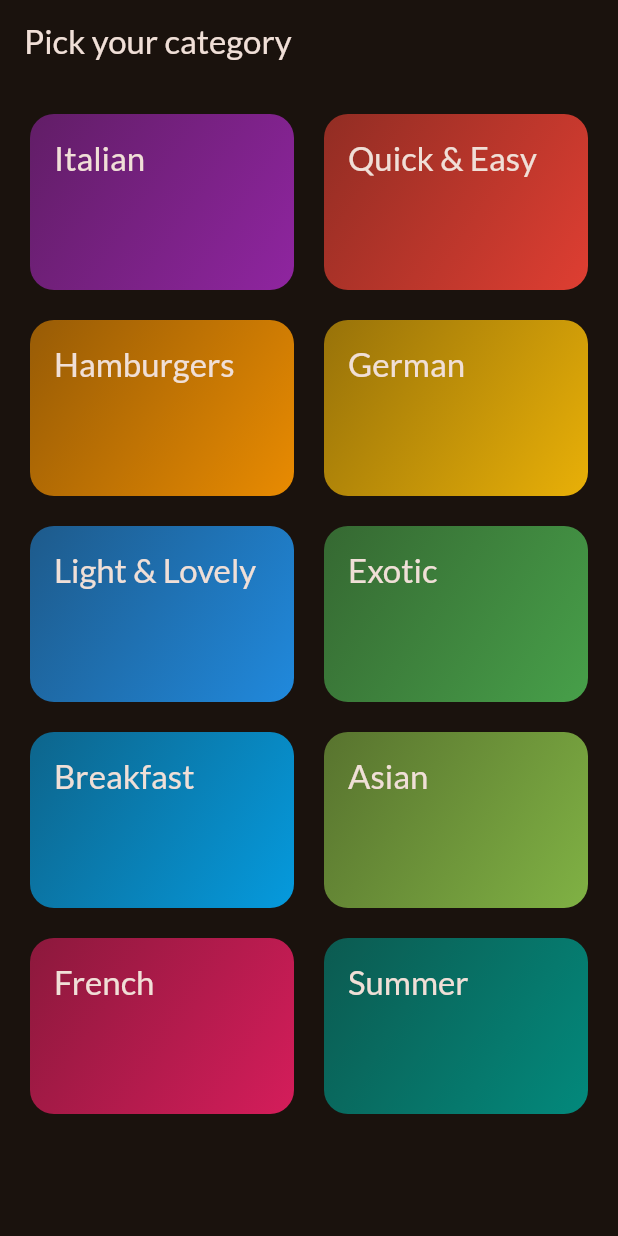
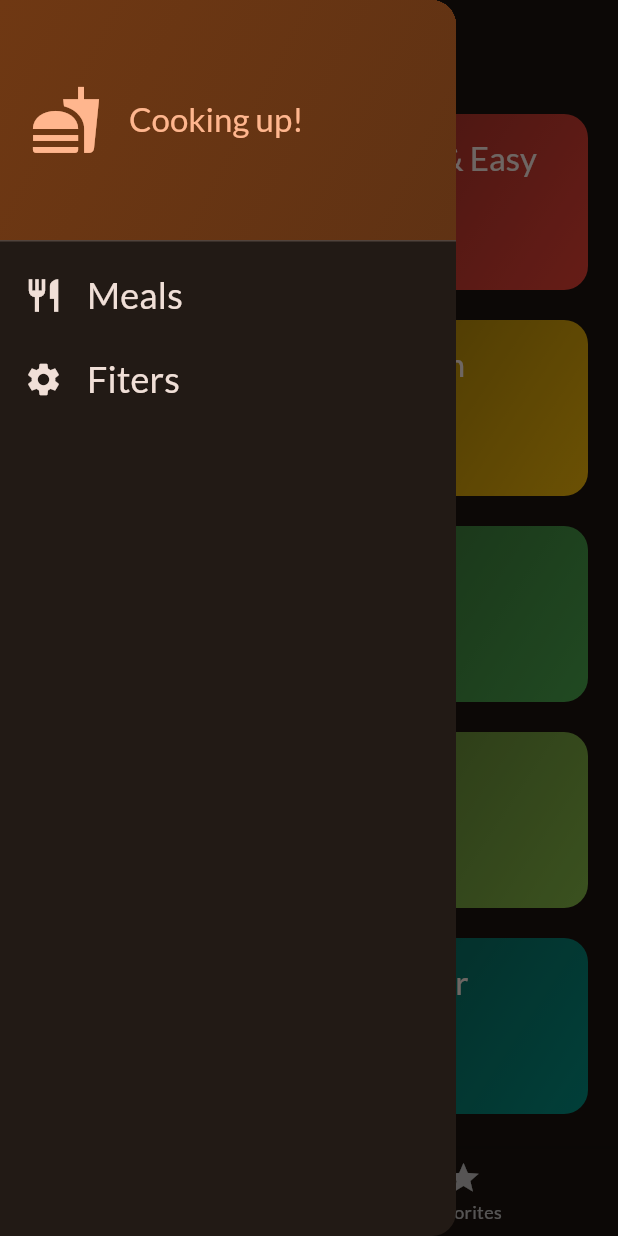
Before and after one commit to rutvikgajjardev/meals_app, a Flutter app: the screen it shows after launch, with the side drawer open (before the commit the screen has no drawer), on a phone screen of 412 x 824 dp. Run offline on Flutter 3.47's test engine with Material 2 defaults, Android fonts, the phone set to English and light mode, and no system bars; our stand-ins replace google_fonts, transparent_image.

Commit message:
new files added...

```diff
--- a/lib/main.dart
+++ b/lib/main.dart
@@ -1,5 +1,6 @@
 import 'package:flutter/material.dart';
 import 'package:google_fonts/google_fonts.dart';
+import 'package:meals_app/models/tabs.dart';
 import 'package:meals_app/screens/categories.dart';
 
 final theme = ThemeData(
@@ -22,7 +23,7 @@ class App extends StatelessWidget {
   Widget build(BuildContext context) {
     return MaterialApp(
       theme: theme,
-      home: const CategoriesScreen(),
+      home: const TabsScreen(),
     );
   }
 }
--- /dev/null
+++ b/lib/models/tabs.dart
@@ -0,0 +1,127 @@
+import 'package:flutter/material.dart';
+import 'package:meals_app/data/dummy_data.dart';
+import 'package:meals_app/models/meal.dart';
+import 'package:meals_app/screens/categories.dart';
+import 'package:meals_app/screens/filters.dart';
+import 'package:meals_app/screens/meals.dart';
+import 'package:meals_app/widgets/main_drawer.dart';
+
+const kInitialFilters = {
+  Filter.glutenFree: false,
+  Filter.lactoseFree: false,
+  Filter.vegetarian: false,
+  Filter.vegan: false,
+};
+
+class TabsScreen extends StatefulWidget {
+  const TabsScreen({super.key});
+
+  @override
+  State<TabsScreen> createState() => _TabsScreenState();
+}
+
+class _TabsScreenState extends State<TabsScreen> {
+  int _selectedPageIndex = 0;
+  final List<Meal> _favoriteMeals = [];
+  Map<Filter, bool> _selectedFilters = kInitialFilters;
+
+  void _showInfoMessage(String message) {
+    ScaffoldMessenger.of(context).clearSnackBars();
+    ScaffoldMessenger.of(context).showSnackBar(
+      SnackBar(
+        content: Text(message),
+      ),
+    );
+  }
+
+  void _toggleMealFavoriteStatus(Meal meal) {
+    final isExisting = _favoriteMeals.contains(meal);
+
+    if (isExisting) {
+      setState(() {
+        _favoriteMeals.remove(meal);
+      });
+      _showInfoMessage('Meal is no longer a favorite.');
+    } else {
+      setState(() {
+        _favoriteMeals.add(meal);
+        _showInfoMessage('Marked as favorite!');
+      });
+    }
+  }
+
+  void _selectPage(int index) {
+    setState(() {
+      _selectedPageIndex = index;
+    });
+  }
+
+  void _setScreen(String identifier) async {
+    Navigator.of(context).pop();
+    if (identifier == 'filters') {
+      final result = await Navigator.of(context).push<Map<Filter, bool>>(
+        MaterialPageRoute(
+          builder: (ctx) => FiltersScreen(
+            currentFilter: _selectedFilters,
+          ),
+        ),
+      );
+      _selectedFilters = result ?? kInitialFilters;
+    }
+  }
+
+  @override
+  Widget build(BuildContext context) {
+    final availableMeals = dummyMeals.where((meal) {
+      if (_selectedFilters[Filter.glutenFree]! && !meal.isGlutenFree) {
+        return false;
+      }
+      if (_selectedFilters[Filter.lactoseFree]! && !meal.isLactoseFree) {
+        return false;
+      }
+      if (_selectedFilters[Filter.vegetarian]! && !meal.isVegetarian) {
+        return false;
+      }
+      if (_selectedFilters[Filter.vegan]! && !meal.isVegan) {
+        return false;
+      }
+      return true;
+    }).toList();
+    Widget activePage = CategoriesScreen(
+      onToggleFavorite: _toggleMealFavoriteStatus,
+      availableMeals: availableMeals,
+    );
+    var activePageTitle = 'Categories';
+    if (_selectedPageIndex == 1) {
+      activePage = MealsScreen(
+        meals: _favoriteMeals,
+        onToggleFavorite: _toggleMealFavoriteStatus,
+      );
+      activePageTitle = 'Your Favorites';
+    }
+
+    return Scaffold(
+      appBar: AppBar(
+        title: Text(activePageTitle),
+      ),
+      drawer: MianDrawer(
+        onSelectScreen: _setScreen,
+      ),
+      body: activePage,
+      bottomNavigationBar: BottomNavigationBar(
+        onTap: _selectPage,
+        currentIndex: _selectedPageIndex,
+        items: const [
+          BottomNavigationBarItem(
+            icon: Icon(Icons.set_meal),
+            label: 'Categories',
+          ),
+          BottomNavigationBarItem(
+            icon: Icon(Icons.star),
+            label: 'Favorites',
+          ),
+        ],
+      ),
+    );
+  }
+}
--- a/lib/screens/categories.dart
+++ b/lib/screens/categories.dart
@@ -1,14 +1,22 @@
 import 'package:flutter/material.dart';
 import 'package:meals_app/data/dummy_data.dart';
 import 'package:meals_app/models/category.dart';
+import 'package:meals_app/models/meal.dart';
 import 'package:meals_app/screens/meals.dart';
 import 'package:meals_app/widgets/category_grid_items.dart';
 
 class CategoriesScreen extends StatelessWidget {
-  const CategoriesScreen({super.key});
+  const CategoriesScreen({
+    super.key,
+    required this.onToggleFavorite,
+    required this.availableMeals,
+  });
+
+  final void Function(Meal meal) onToggleFavorite;
+  final List<Meal> availableMeals;
 
   void _selectCategory(BuildContext context, Category category) {
-    final filterdMeals = dummyMeals
+    final filterdMeals = availableMeals
         .where((meal) => meal.categories.contains(category.id))
         .toList();
     Navigator.of(context).push(
@@ -16,6 +24,7 @@ class CategoriesScreen extends StatelessWidget {
         builder: (ctx) => MealsScreen(
           title: category.title,
           meals: filterdMeals,
+          onToggleFavorite: onToggleFavorite,
         ),
       ),
     );
@@ -23,11 +32,7 @@ class CategoriesScreen extends StatelessWidget {
 
   @override
   Widget build(BuildContext context) {
-    return Scaffold(
-      appBar: AppBar(
-        title: const Text('Pick your category'),
-      ),
-      body: GridView(
+    return GridView(
       padding: const EdgeInsets.all(20),
       gridDelegate: const SliverGridDelegateWithFixedCrossAxisCount(
         crossAxisCount: 2,
@@ -42,7 +47,6 @@ class CategoriesScreen extends StatelessWidget {
             onSelectCategory: () => _selectCategory(context, category),
           ),
       ],
-      ),
     );
   }
 }
--- /dev/null
+++ b/lib/widgets/main_drawer.dart
@@ -0,0 +1,76 @@
+import 'package:flutter/material.dart';
+
+class MianDrawer extends StatelessWidget {
+  const MianDrawer({Key? key, required this.onSelectScreen}) : super(key: key);
+
+  final void Function(String identifier) onSelectScreen;
+
+  @override
+  Widget build(BuildContext context) {
+    return Drawer(
+      child: Column(
+        children: [
+          DrawerHeader(
+            padding: const EdgeInsets.all(20),
+            decoration: BoxDecoration(
+              gradient: LinearGradient(
+                colors: [
+                  Theme.of(context).colorScheme.primaryContainer,
+                  Theme.of(context).colorScheme.primaryContainer.withOpacity(.8)
+                ],
+                begin: Alignment.topLeft,
+                end: Alignment.bottomRight,
+              ),
+            ),
+            child: Row(children: [
+              Icon(
+                Icons.fastfood,
+                size: 48,
+                color: Theme.of(context).colorScheme.primary,
+              ),
+              const SizedBox(width: 18),
+              Text(
+                'Cooking up!',
+                style: Theme.of(context).textTheme.titleLarge!.copyWith(
+                      color: Theme.of(context).colorScheme.primary,
+                    ),
+              ),
+            ]),
+          ),
+          ListTile(
+            leading: Icon(
+              Icons.restaurant,
+              size: 26,
+              color: Theme.of(context).colorScheme.onBackground,
+            ),
+            title: Text(
+              'Meals',
+              style: Theme.of(context).textTheme.titleSmall!.copyWith(
+                  color: Theme.of(context).colorScheme.onBackground,
+                  fontSize: 24),
+            ),
+            onTap: () {
+              onSelectScreen('meals');
+            },
+          ),
+          ListTile(
+            leading: Icon(
+              Icons.settings,
+              size: 26,
+              color: Theme.of(context).colorScheme.onBackground,
+            ),
+            title: Text(
+              'Fiters',
+              style: Theme.of(context).textTheme.titleSmall!.copyWith(
+                  color: Theme.of(context).colorScheme.onBackground,
+                  fontSize: 24),
+            ),
+            onTap: () {
+              onSelectScreen('filters');
+            },
+          )
+        ],
+      ),
+    );
+  }
+}
```
Also changed, not shown: lib/models/meal_details.dart (+24 -5 lines), lib/screens/filters.dart (added, +158 -0 lines), lib/screens/meals.dart (+14 -3 lines). Lines whose indentation alone changed are shown as unchanged.
